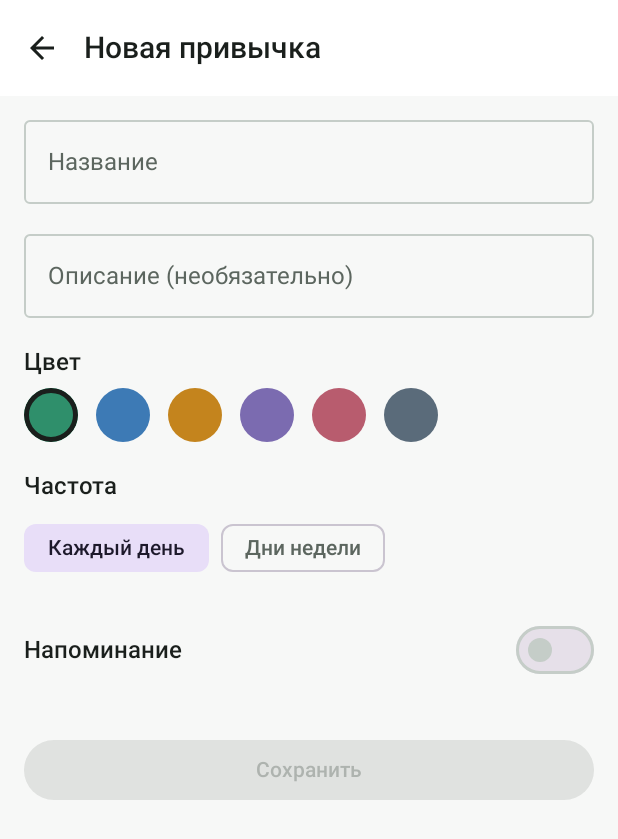
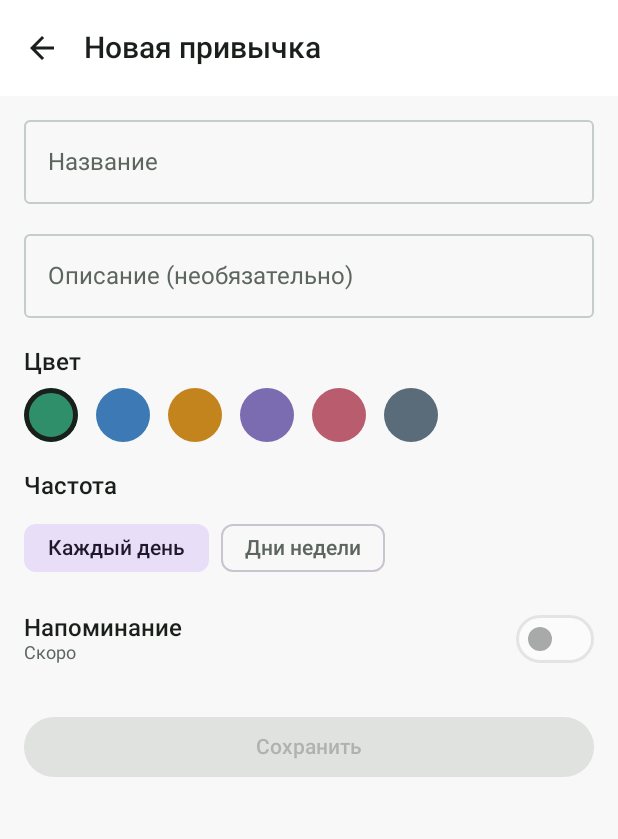
Before and after one commit to K0Teu4/HabitTracker, an Android app built with Jetpack Compose: the HabitsScreen screen opened through its navigation route, after a tap on "Добавить", on a phone screen of 412 x 824 dp. Shown: the top 839 px of the screen. Run offline under Robolectric (Android 15) with nearby library versions, the phone set to English and light mode, and no system bars.

Commit message:
Habit Tracker 0.5.0 — onboarding visual, dark theme, day chips, UI fixes

```diff
--- a/app/build.gradle.kts
+++ b/app/build.gradle.kts
@@ -13,8 +13,8 @@ android {
         applicationId = "ru.habittracker"
         minSdk = 26
         targetSdk = 35
-        versionCode = 4
-        versionName = "0.4.0"
+        versionCode = 5
+        versionName = "0.5.0"
 
         testInstrumentationRunner = "androidx.test.runner.AndroidJUnitRunner"
         vectorDrawables {
--- a/app/src/main/java/ru/habittracker/ui/screens/HabitEditScreen.kt
+++ b/app/src/main/java/ru/habittracker/ui/screens/HabitEditScreen.kt
@@ -190,7 +190,10 @@ fun HabitEditScreen(
 
             if (frequencyType == FrequencyType.SPECIFIC_DAYS) {
                 Spacer(modifier = Modifier.height(12.dp))
-                Row(horizontalArrangement = Arrangement.spacedBy(6.dp)) {
+                Row(
+                    modifier = Modifier.fillMaxWidth(),
+                    horizontalArrangement = Arrangement.spacedBy(4.dp)
+                ) {
                     dayLabels.forEachIndexed { index, label ->
                         val bit = 1 shl index
                         val selected = (daysMask and bit) != 0
@@ -199,7 +202,8 @@ fun HabitEditScreen(
                             onClick = {
                                 daysMask = if (selected) daysMask and bit.inv() else daysMask or bit
                             },
-                            label = { Text(label) }
+                            label = { Text(label) },
+                            modifier = Modifier.weight(1f)
                         )
                     }
                 }
@@ -212,8 +216,19 @@ fun HabitEditScreen(
                 horizontalArrangement = Arrangement.SpaceBetween,
                 verticalAlignment = Alignment.CenterVertically
             ) {
-                Text("Напоминание", style = MaterialTheme.typography.titleMedium)
-                Switch(checked = reminderEnabled, onCheckedChange = { reminderEnabled = it })
+                Column {
+                    Text("Напоминание", style = MaterialTheme.typography.titleMedium)
+                    Text(
+                        "Скоро",
+                        style = MaterialTheme.typography.bodySmall,
+                        color = MaterialTheme.colorScheme.onSurfaceVariant
+                    )
+                }
+                Switch(
+                    checked = false,
+                    onCheckedChange = null,
+                    enabled = false
+                )
             }
 
             Spacer(modifier = Modifier.height(32.dp))
@@ -228,7 +243,7 @@ fun HabitEditScreen(
                         color = color,
                         frequencyType = frequencyType,
                         daysOfWeekMask = if (frequencyType == FrequencyType.DAILY) 0b1111111 else daysMask,
-                        reminderEnabled = reminderEnabled
+                        reminderEnabled = false
                     )
                     if (isNew) viewModel.addHabit(habit) else viewModel.updateHabit(habit)
                     onBack()
--- a/app/src/main/java/ru/habittracker/ui/screens/HabitsScreen.kt
+++ b/app/src/main/java/ru/habittracker/ui/screens/HabitsScreen.kt
@@ -72,7 +72,11 @@ fun HabitsScreen(
             )
         },
         floatingActionButton = {
-            FloatingActionButton(onClick = onAddHabit) {
+            FloatingActionButton(
+                onClick = onAddHabit,
+                containerColor = MaterialTheme.colorScheme.primary,
+                contentColor = MaterialTheme.colorScheme.onPrimary
+            ) {
                 Icon(Icons.Default.Add, contentDescription = "Добавить")
             }
         }
--- a/app/src/main/java/ru/habittracker/ui/screens/OnboardingScreen.kt
+++ b/app/src/main/java/ru/habittracker/ui/screens/OnboardingScreen.kt
@@ -2,6 +2,7 @@ package ru.habittracker.ui.screens
 
 import androidx.compose.foundation.ExperimentalFoundationApi
 import androidx.compose.foundation.background
+import androidx.compose.foundation.border
 import androidx.compose.foundation.layout.Arrangement
 import androidx.compose.foundation.layout.Box
 import androidx.compose.foundation.layout.Column
@@ -10,13 +11,20 @@ import androidx.compose.foundation.layout.Spacer
 import androidx.compose.foundation.layout.fillMaxSize
 import androidx.compose.foundation.layout.fillMaxWidth
 import androidx.compose.foundation.layout.height
+import androidx.compose.foundation.layout.navigationBarsPadding
 import androidx.compose.foundation.layout.padding
 import androidx.compose.foundation.layout.size
 import androidx.compose.foundation.layout.statusBarsPadding
 import androidx.compose.foundation.pager.HorizontalPager
 import androidx.compose.foundation.pager.rememberPagerState
 import androidx.compose.foundation.shape.CircleShape
+import androidx.compose.foundation.shape.RoundedCornerShape
+import androidx.compose.material.icons.Icons
+import androidx.compose.material.icons.outlined.CalendarMonth
+import androidx.compose.material.icons.outlined.CheckCircle
+import androidx.compose.material.icons.outlined.LocalFireDepartment
 import androidx.compose.material3.Button
+import androidx.compose.material3.Icon
 import androidx.compose.material3.MaterialTheme
 import androidx.compose.material3.Text
 import androidx.compose.material3.TextButton
@@ -24,6 +32,8 @@ import androidx.compose.runtime.Composable
 import androidx.compose.runtime.rememberCoroutineScope
 import androidx.compose.ui.Alignment
 import androidx.compose.ui.Modifier
+import androidx.compose.ui.draw.clip
+import androidx.compose.ui.graphics.vector.ImageVector
 import androidx.compose.ui.text.style.TextAlign
 import androidx.compose.ui.unit.dp
 import kotlinx.coroutines.launch
@@ -31,21 +41,25 @@ import ru.habittracker.ui.theme.Dimens
 
 private data class OnboardingPage(
     val title: String,
-    val body: String
+    val body: String,
+    val icon: ImageVector
 )
 
 private val pages = listOf(
     OnboardingPage(
         "Привычки без шума",
-        "Отмечайте день, следите за серией и календарём. Всё хранится на устройстве."
+        "Отмечайте день, следите за серией и календарём. Всё хранится на устройстве.",
+        Icons.Outlined.CheckCircle
     ),
     OnboardingPage(
         "Один экран на день",
-        "«Сегодня» — главный список. Нажали — выполнили. Прогресс и streak рядом."
+        "«Сегодня» — главный список. Нажали — выполнили. Прогресс и серия рядом.",
+        Icons.Outlined.LocalFireDepartment
     ),
     OnboardingPage(
         "Можно сразу начать",
-        "Добавьте первую привычку. Напоминания и резервные копии появятся позже — без обязательных разрешений сейчас."
+        "Добавьте первую привычку. Напоминания и резервные копии — позже, без обязательных разрешений сейчас.",
+        Icons.Outlined.CalendarMonth
     )
 )
 
@@ -55,20 +69,24 @@ fun OnboardingScreen(onFinished: () -> Unit) {
     val pagerState = rememberPagerState(pageCount = { pages.size })
     val scope = rememberCoroutineScope()
     val last = pagerState.currentPage == pages.lastIndex
+    val scheme = MaterialTheme.colorScheme
 
     Column(
         modifier = Modifier
             .fillMaxSize()
-            .background(MaterialTheme.colorScheme.background)
+            .background(scheme.background)
             .statusBarsPadding()
-            .padding(horizontal = Dimens.space6, vertical = Dimens.space4)
+            .navigationBarsPadding()
+            .padding(horizontal = Dimens.space6)
     ) {
         Row(
-            modifier = Modifier.fillMaxWidth(),
+            modifier = Modifier
+                .fillMaxWidth()
+                .padding(top = Dimens.space2),
             horizontalArrangement = Arrangement.End
         ) {
             TextButton(onClick = onFinished) {
-                Text("Пропустить")
+                Text("Пропустить", color = scheme.primary)
             }
         }
 
@@ -76,6 +94,7 @@ fun OnboardingScreen(onFinished: () -> Unit) {
             state = pagerState,
             modifier = Modifier.weight(1f)
         ) { page ->
+            val item = pages[page]
             Column(
                 modifier = Modifier
                     .fillMaxSize()
@@ -83,16 +102,39 @@ fun OnboardingScreen(onFinished: () -> Unit) {
                 verticalArrangement = Arrangement.Center,
                 horizontalAlignment = Alignment.CenterHorizontally
             ) {
+                Box(
+                    modifier = Modifier
+                        .size(112.dp)
+                        .clip(RoundedCornerShape(Dimens.radiusLg))
+                        .background(scheme.primaryContainer)
+                        .border(
+                            width = 1.dp,
+                            color = scheme.outline.copy(alpha = 0.35f),
+                            shape = RoundedCornerShape(Dimens.radiusLg)
+                        ),
+                    contentAlignment = Alignment.Center
+                ) {
+                    Icon(
+                        imageVector = item.icon,
+                        contentDescription = null,
+                        tint = scheme.onPrimaryContainer,
+                        modifier = Modifier.size(48.dp)
+                    )
+                }
+
+                Spacer(Modifier.height(Dimens.space6))
+
                 Text(
-                    text = pages[page].title,
+                    text = item.title,
                     style = MaterialTheme.typography.headlineMedium,
+                    color = scheme.onBackground,
                     textAlign = TextAlign.Center
                 )
-                Spacer(Modifier.height(Dimens.space4))
+                Spacer(Modifier.height(Dimens.space3))
                 Text(
-                    text = pages[page].body,
+                    text = item.body,
                     style = MaterialTheme.typography.bodyLarge,
-                    color = MaterialTheme.colorScheme.onSurfaceVariant,
+                    color = scheme.onSurfaceVariant,
                     textAlign = TextAlign.Center
                 )
             }
@@ -111,8 +153,8 @@ fun OnboardingScreen(onFinished: () -> Unit) {
                         .padding(horizontal = 4.dp)
                         .size(if (selected) 10.dp else 8.dp)
                         .background(
-                            if (selected) MaterialTheme.colorScheme.primary
-                            else MaterialTheme.colorScheme.outline.copy(alpha = 0.4f),
+                            if (selected) scheme.primary
+                            else scheme.outline.copy(alpha = 0.45f),
                             CircleShape
                         )
                 )
@@ -126,7 +168,7 @@ fun OnboardingScreen(onFinished: () -> Unit) {
             },
             modifier = Modifier
                 .fillMaxWidth()
-                .padding(bottom = Dimens.space4)
+                .padding(bottom = Dimens.space5)
         ) {
             Text(if (last) "Начать" else "Далее")
         }
--- a/app/src/main/java/ru/habittracker/ui/screens/SettingsScreen.kt
+++ b/app/src/main/java/ru/habittracker/ui/screens/SettingsScreen.kt
@@ -69,7 +69,7 @@ fun SettingsScreen(userPrefs: UserPrefs) {
 
         Spacer(Modifier.height(Dimens.space6))
         SettingsGroup("О приложении")
-        SettingsRow(title = "Версия", value = "0.4.0")
+        SettingsRow(title = "Версия", value = "0.5.0")
         Text(
             "Quiet Precision · Habit Tracker",
             style = MaterialTheme.typography.bodySmall,
```
Also changed, not shown: 1 other file.
